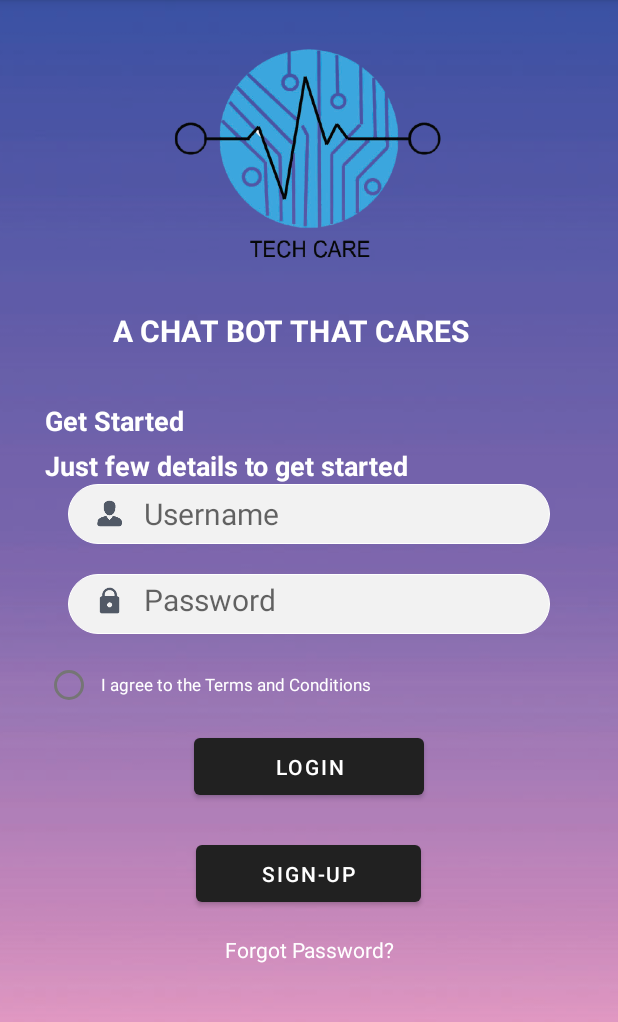
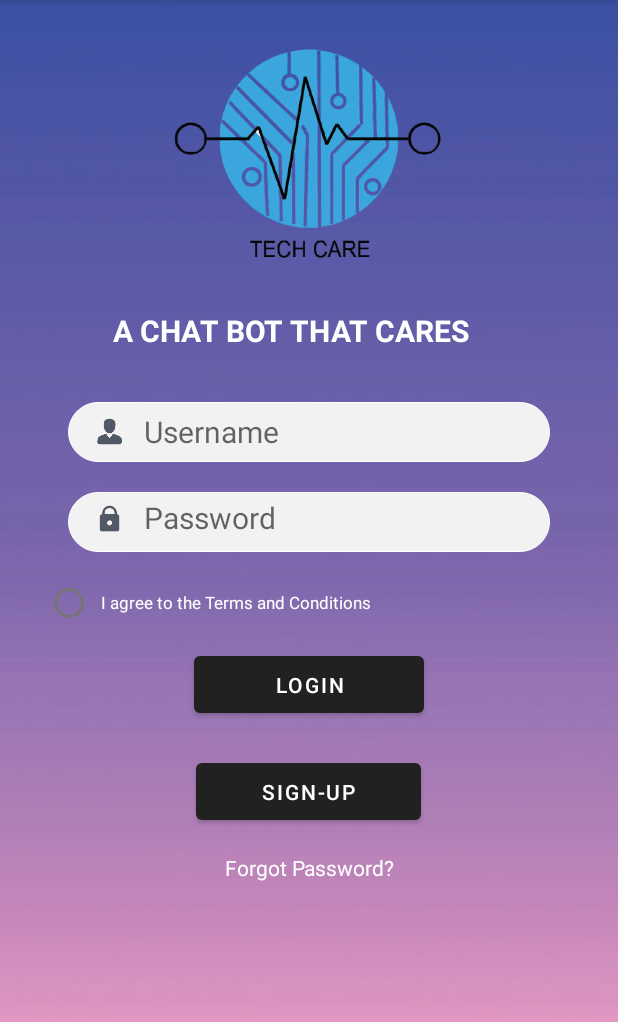
Before and after one commit to jesjoshie/TechCare, an Android app: the screen it shows after launch (MainActivity), on a phone screen of 412 x 824 dp, the part 84-1106 px from its top. Run offline under Robolectric (Android 15) with nearby library versions, the phone set to English and light mode, and no system bars.

Commit message:
edited the main  interface

```diff
--- a/app/src/main/java/com/example/techcare/MainActivity.kt
+++ b/app/src/main/java/com/example/techcare/MainActivity.kt
@@ -1,11 +1,21 @@
 package com.example.techcare
 
+import android.content.Intent
+import android.os.Bundle
+import android.view.View
+import android.widget.Button
 import androidx.appcompat.app.AppCompatActivity
-import android.os.Bundle
 
 class MainActivity : AppCompatActivity() {
     override fun onCreate(savedInstanceState: Bundle?) {
         super.onCreate(savedInstanceState)
         setContentView(R.layout.activity_main)
+        val Button2 = findViewById<View>(R.id.button1) as Button
+
+
+        Button2.setOnClickListener {
+            val int1 = Intent(this@MainActivity, Signup::class.java)
+            startActivity(int1)
+        }
     }
 }
--- a/app/src/main/res/layout/activity_main.xml
+++ b/app/src/main/res/layout/activity_main.xml
@@ -53,22 +53,9 @@
             android:layout_marginEnd="30dp"
             android:orientation="vertical">
 
-            <TextView
-                android:layout_width="match_parent"
-                android:layout_height="wrap_content"
-                android:layout_marginBottom="5dp"
-                android:text="Get Started"
-                android:textColor="@color/White"
-                android:textSize="18sp"
-                android:textStyle="bold" />
 
-            <TextView
-                android:layout_width="match_parent"
-                android:layout_height="wrap_content"
-                android:text="Just few details to get started"
-                android:textColor="@color/White"
-                android:textSize="18sp"
-                android:textStyle="bold" />
+
+
 
             <AutoCompleteTextView
                 android:id="@+id/username"
@@ -123,6 +110,7 @@
                 android:layout_marginBottom="16dp"
                 android:text="Login"
                 android:textStyle="normal" />
+
             <Button
                 android:id="@+id/button1"
                 android:layout_width="150dp"
```
Also changed, not shown: app/src/main/res/layout/activity_signup.xml (+10 -0 lines).
